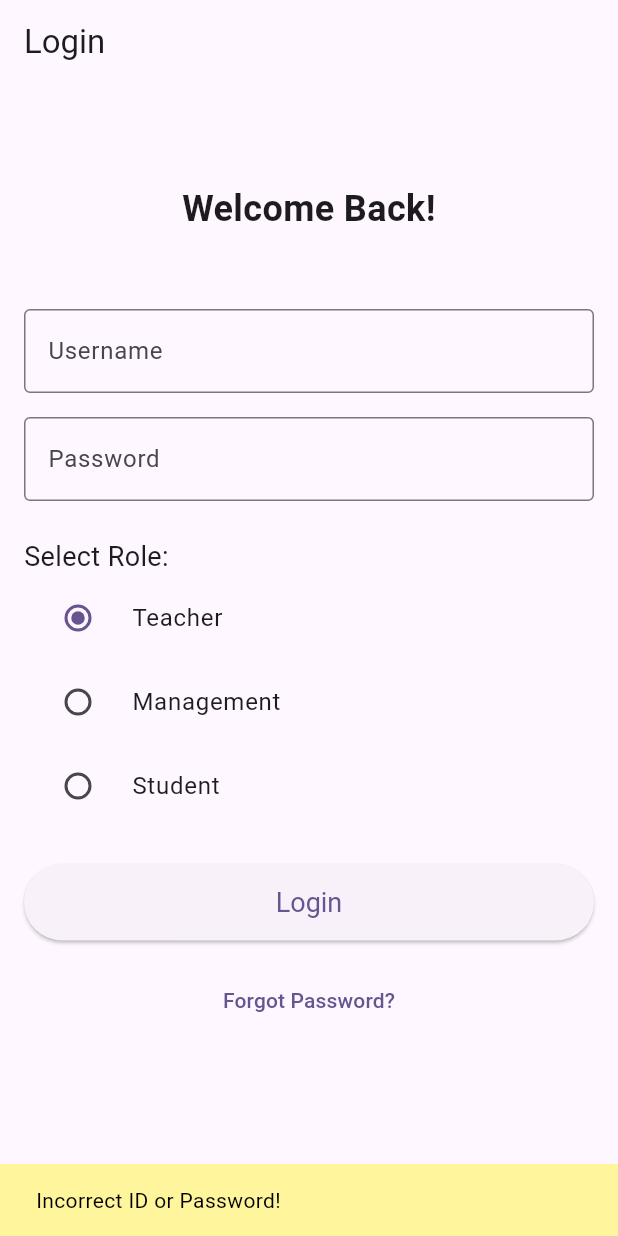
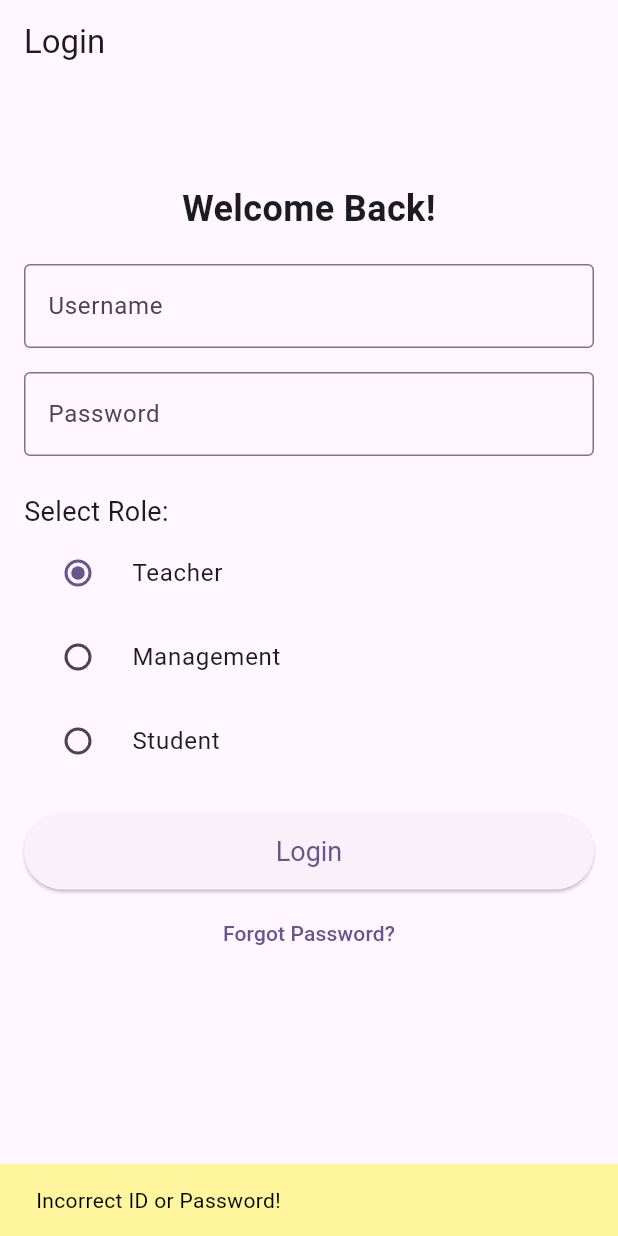
Before and after one commit to LazyyVenom/School_Manager, a Flutter app: the screen it shows after launch, after a tap on "Login", on a phone screen of 412 x 824 dp. Run offline on Flutter 3.47's test engine with Material 3 defaults, Android fonts, the phone set to English and light mode, and no system bars; our stand-ins replace table_calendar.

Commit message:
Improved login page

```diff
--- a/lib/login_page.dart
+++ b/lib/login_page.dart
@@ -1,5 +1,5 @@
 import 'package:flutter/material.dart';
-import 'package:school_manager/home_page.dart';
+import 'package:school_manager/basic_structure.dart';
 
 class LoginPage extends StatefulWidget {
   const LoginPage({super.key});
@@ -34,7 +34,7 @@ class _LoginPageState extends State<LoginPage> {
                 fontWeight: FontWeight.bold,
               ),
             ),
-            const SizedBox(height: 50.0),
+            const SizedBox(height: 20.0),
             TextField(
               controller: _usernameController,
               decoration: const InputDecoration(
@@ -89,7 +89,7 @@ class _LoginPageState extends State<LoginPage> {
               },
             ),
 
-            const SizedBox(height: 24.0),
+            const SizedBox(height: 20.0),
             ElevatedButton(
               onPressed: _login,
               style: ElevatedButton.styleFrom(
@@ -98,7 +98,7 @@ class _LoginPageState extends State<LoginPage> {
               ),
               child: const Text("Login"),
             ),
-            const SizedBox(height: 16.0),
+            const SizedBox(height: 5.0),
             TextButton(
               onPressed: _forgotPassword,
               child: const Text("Forgot Password?"),
@@ -115,11 +115,11 @@ class _LoginPageState extends State<LoginPage> {
     String password = _passwordController.text;
 
     // Add logic to handle different roles if needed
-    if (username == 'anubhav' && password == 'anubhav') {
+    if (username.trim() == 'a' && password.trim() == 'a') {
       // You can check _userRole here and navigate accordingly
       Navigator.push(
         context,
-        MaterialPageRoute(builder: (context) => const HomePage()),
+        MaterialPageRoute(builder: (context) => const BasicStructure()),
       );
     } else {
       ScaffoldMessenger.of(context).showSnackBar(
```
